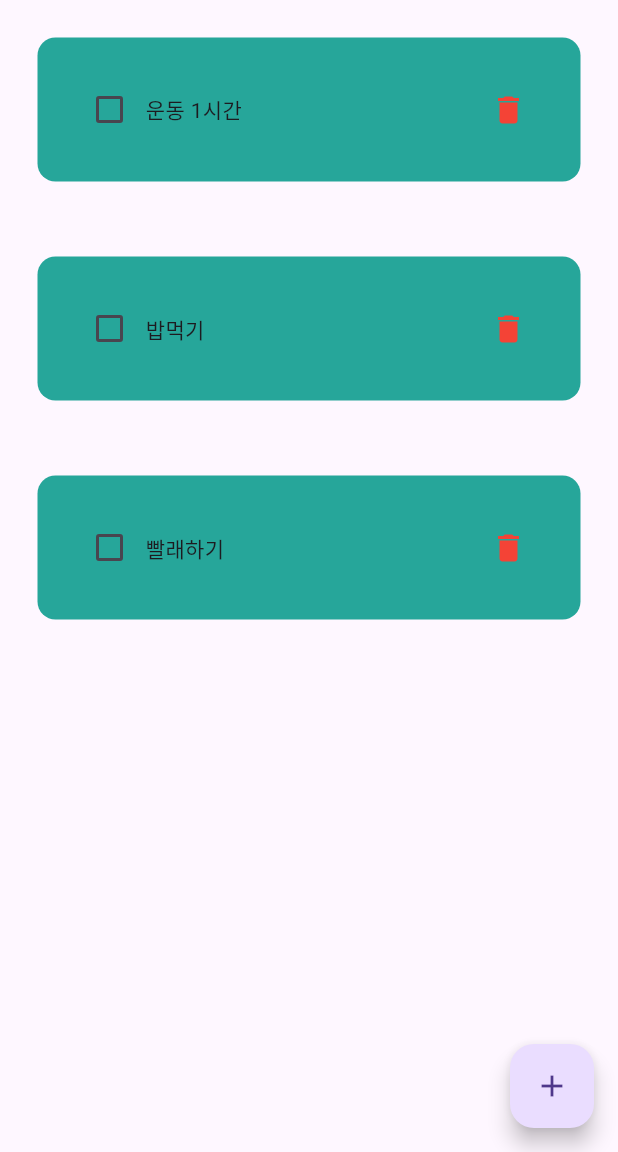
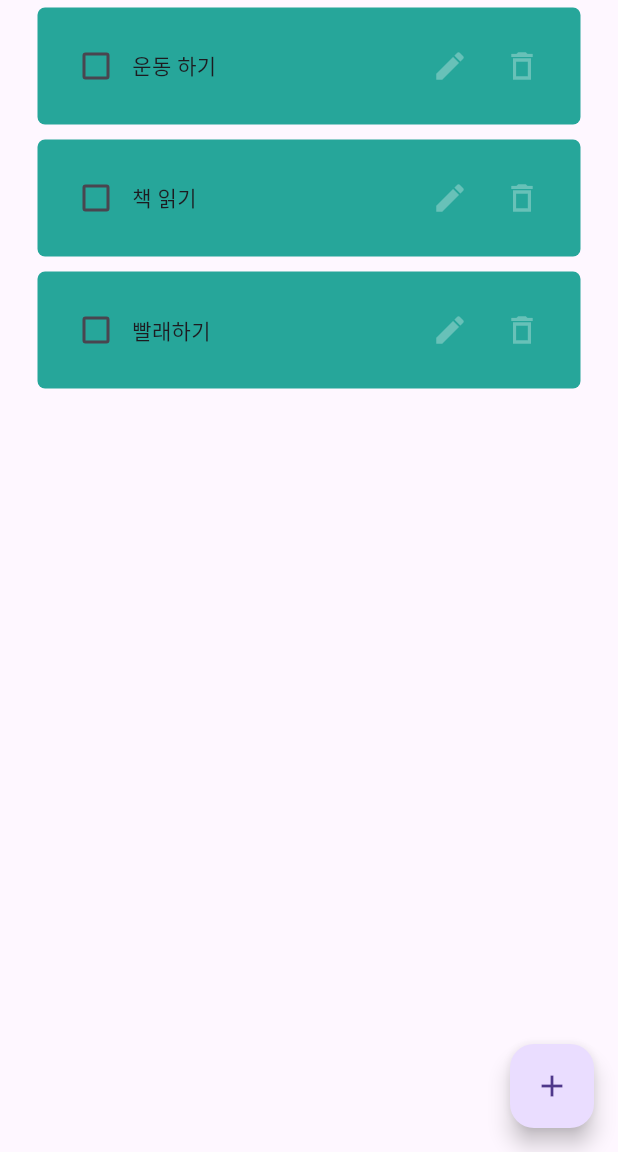
Before and after one commit to velcrots/soldierank, a Flutter app: the TodoPage screen opened directly, on a phone screen of 412 x 824 dp, the part 84-1236 px from its top. Run offline on Flutter 3.47's test engine with Material 3 defaults, Android fonts, the light colour scheme and no system bars; our stand-ins replace dio, fluttertoast, get, hive_flutter, percent_indicator; missing offline and left inert: flutter_radar_chart; accounts and stored records are empty.

Commit message:
Todo페이지 수정

```diff
--- a/lib/main.dart
+++ b/lib/main.dart
@@ -2,7 +2,6 @@ import 'package:flutter/material.dart';
 import 'package:flutter_ace/src/binding/init_bindings.dart';
 import 'package:get/get.dart';
 import 'package:flutter_ace/src/pages/login.dart';
-import 'package:hive/hive.dart';
 import 'package:hive_flutter/adapters.dart';
 
 void main() async {
--- a/lib/src/pages/todo_page.dart
+++ b/lib/src/pages/todo_page.dart
@@ -6,7 +6,6 @@ void main() {
     home: TodoPage(),
   ));
 }
-
 class TodoPage extends StatefulWidget {
   @override
   _TodoPageState createState() => _TodoPageState();
@@ -15,12 +14,12 @@ class TodoPage extends StatefulWidget {
 class _TodoPageState extends State<TodoPage> {
   ToDoDatabase db = ToDoDatabase();  // 할 일 데이터베이스
   bool showCompletedTasksOnly = false;  // 완료된 할 일만 보여주는지 여부
-  final _taskController = TextEditingController();  // 새로운 할 일 입력을 위한 컨트롤러
+  final _taskController = TextEditingController();
+  final _taskController2 = TextEditingController();// 새로운 할 일 입력을 위한 컨트롤러
 
   @override
   void initState() {
     super.initState();
-    // Start the timer to update the UI every 1 second (60 times per second)
     db.loadData();  // 화면 로드 시 데이터베이스에서 할 일 데이터를 가져옴
     if (db.toDoList.isEmpty) {  // 로드된 데이터가 없다면
       db.createInitialData();  // 초기 데이터 생성
@@ -47,7 +46,9 @@ class _TodoPageState extends State<TodoPage> {
       ),
 
       // 교안의 Filtered List View를 사용하여 Todo List 표시
-      body: ListView.builder(
+      body:
+
+      ListView.builder(
         itemCount: showCompletedTasksOnly  // 완료된 할 일만 보여줄지 여부에 따라 목록 길이 결정
             ? db.toDoList.where((task) => task.isCompleted).length
             : db.toDoList.length,
@@ -63,12 +64,16 @@ class _TodoPageState extends State<TodoPage> {
                 db.updateDataBase();  // 변경된 데이터를 데이터베이스에 업데이트
               });
             },
+            addTask: () {
+              onPressed: _addTask;
+            },
             onDelete: () {
               setState(() {
                 db.toDoList.remove(task);  // 할 일 목록에서 해당 아이템 삭제
                 db.updateDataBase();  // 변경된 데이터를 데이터베이스에 업데이트
               });
             },
+
           );
         },
       ),
@@ -99,7 +104,7 @@ class _TodoPageState extends State<TodoPage> {
         onCancel: () {
           _taskController.clear();  // 입력 필드 초기화
           Navigator.of(context).pop();  // 다이얼로그 닫기
-        },
+        }, standard: _taskController2,
       ),
     );
   }
@@ -127,8 +132,8 @@ class ToDoDatabase {
   /// 초기 데이터 생성
   void createInitialData() {
     toDoList = [
-      ToDoItem(name: "운동 1시간", isCompleted: false),
-      ToDoItem(name: "밥먹기", isCompleted: false),
+      ToDoItem(name: "운동 하기", isCompleted: false),
+      ToDoItem(name: "책 읽기", isCompleted: false),
       ToDoItem(name: "빨래하기", isCompleted: false),
     ];
   }
@@ -165,18 +170,19 @@ class CustomButton extends StatelessWidget {
 }
 
 class AddTaskDialog extends StatelessWidget {
-  final TextEditingController controller;  // 입력한 텍스트를 관리하는 컨트롤러
+  final TextEditingController controller;
+  final TextEditingController standard;// 입력한 텍스트를 관리하는 컨트롤러
   final VoidCallback onSave;  // 저장 버튼 클릭 시 실행될 함수
   final VoidCallback onCancel;  // 취소 버튼 클릭 시 실행될 함수
 
-  const AddTaskDialog({super.key, required this.controller, required this.onSave, required this.onCancel});
+  const AddTaskDialog({super.key, required this.controller, required this.standard, required this.onSave, required this.onCancel});
 
   @override
   Widget build(BuildContext context) {
     return AlertDialog(
       backgroundColor: Colors.teal[400],
       content: SizedBox(
-        height: 120,
+        height: 180,
         child: Column(
           mainAxisAlignment: MainAxisAlignment.spaceEvenly,
           children: [
@@ -185,6 +191,13 @@ class AddTaskDialog extends StatelessWidget {
               decoration: const InputDecoration(
                 border: OutlineInputBorder(),
                 hintText: "새로운 할 일 추가",
+              ),
+            ),
+            TextField(
+              controller: standard,
+              decoration: const InputDecoration(
+                border: OutlineInputBorder(),
+                hintText: "목표 완료 달성 기준",
               ),
             ),
             Row(
@@ -207,18 +220,19 @@ class ToDoItemWidget extends StatelessWidget {
   final ToDoItem item;  // 할 일 아이템 정보
   final ValueChanged<bool?> onChanged;  // 체크박스 변경 시 실행될 함수
   final VoidCallback onDelete;  // 삭제 버튼 클릭 시 실행될 함수
+  final VoidCallback addTask;
 
-  const ToDoItemWidget({super.key, required this.item, required this.onChanged, required this.onDelete});
+  const ToDoItemWidget({super.key, required this.item, required this.onChanged, required this.addTask, required this.onDelete});
 
   @override
   Widget build(BuildContext context) {
     return Padding(
-      padding: const EdgeInsets.symmetric(horizontal: 25.0, vertical: 25),
+      padding: const EdgeInsets.symmetric(horizontal: 25.0, vertical: 5),
       child: Container(
-        padding: const EdgeInsets.all(24),
+        padding: const EdgeInsets.all(15),
         decoration: BoxDecoration(
           color: Colors.teal[400],
-          borderRadius: BorderRadius.circular(12),
+          borderRadius: BorderRadius.circular(5),
         ),
         child: Row(
           mainAxisAlignment: MainAxisAlignment.spaceBetween,
@@ -241,11 +255,18 @@ class ToDoItemWidget extends StatelessWidget {
                 ),
               ],
             ),
-            // ListTile에 삭제 버튼 추가
-            IconButton(
-              icon: const Icon(Icons.delete, color: Colors.red),  // 삭제 아이콘
-              onPressed: onDelete,
-            )
+            Row(
+                children: [
+                  IconButton(
+                    icon: const Icon(Icons.edit, color: Colors.white30),  // 편집 아이콘
+                    onPressed: addTask,
+                  ),
+                  IconButton(
+                    icon: const Icon(Icons.delete_outline_sharp, color: Colors.white30),  // 삭제 아이콘
+                    onPressed: onDelete,
+                  )
+                ]
+            ),
           ],
         ),
       ),
```
